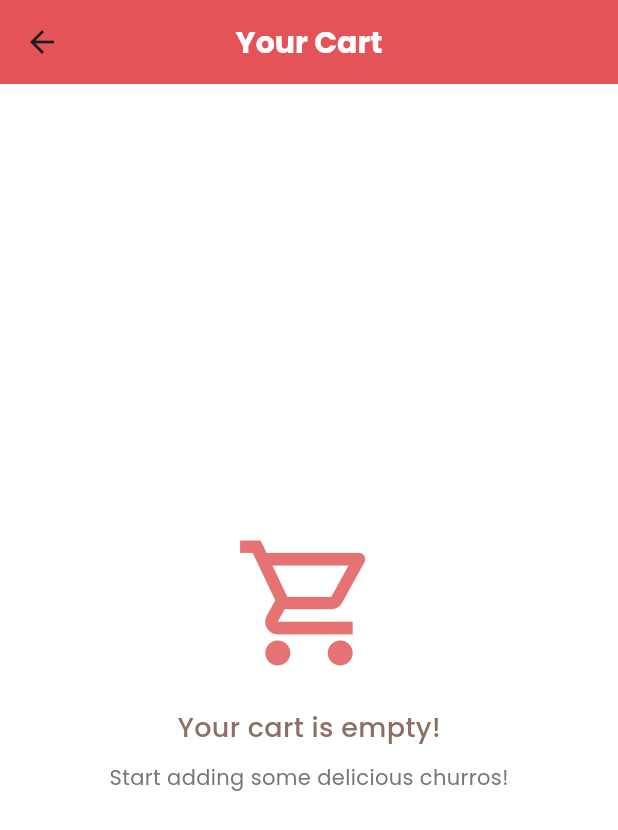
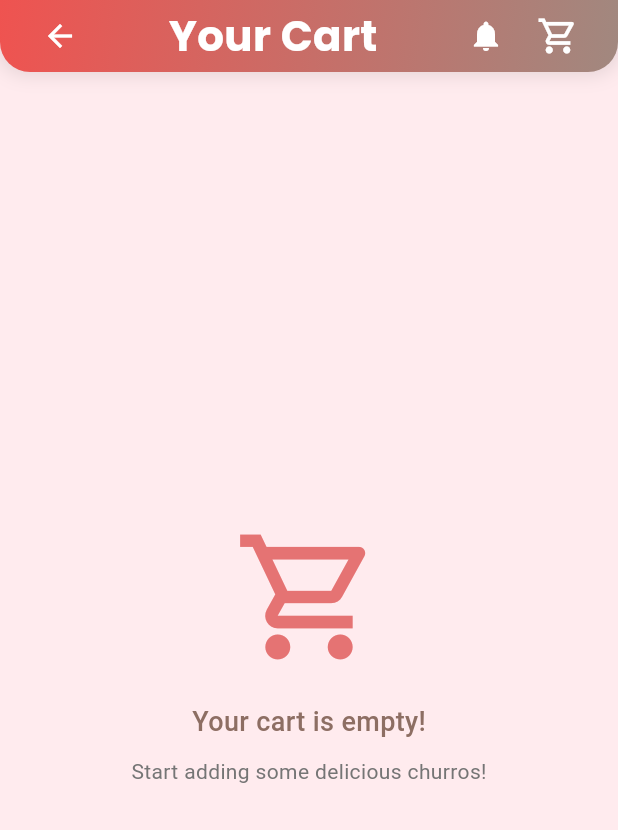
Before and after one commit to afiqezio/e-commerce, a Flutter app: the screen it shows after launch, item 2 of the bottom bar chosen, after a tap on the "shopping cart" icon, on a phone screen of 412 x 824 dp. Shown: the top 830 px of the screen. Run offline on Flutter 3.47's test engine with Material 3 defaults, Android fonts, the phone set to English and light mode, and no system bars; our stand-ins replace google_fonts.

Commit message:
Update UI

```diff
--- a/lib/custom_appbar.dart
+++ b/lib/custom_appbar.dart
@@ -1,4 +1,6 @@
+import 'package:churros/pages/news.dart';
 import 'package:flutter/material.dart';
+import 'package:google_fonts/google_fonts.dart';
 import 'package:provider/provider.dart';
 import 'pages/cart_screen.dart';
 import 'pages/components/cart_provider.dart';
@@ -34,14 +36,38 @@ class CustomAppBar extends StatelessWidget implements PreferredSizeWidget {
             child: Row(
               mainAxisAlignment: MainAxisAlignment.spaceBetween,
               children: [
+                // Back button if there is a previous page
+                if (Navigator.canPop(context))
+                  IconButton(
+                    icon: Icon(Icons.arrow_back, color: Colors.white),
+                    onPressed: () {
+                      Navigator.pop(context); // Go back to the previous screen
+                    },
+                  ),
+                // Title of the screen
                 Text(
                   title,
-                  style: TextStyle(
+                  style: GoogleFonts.poppins(
+                    fontSize: 28,
+                    fontWeight: FontWeight.bold,
                     color: Colors.white,
-                    fontWeight: FontWeight.bold,
-                    fontSize: 20,
                   ),
                 ),
+                // Row to include Cart and Notification Icons
+                Row(
+                  children: [
+                    // Notification Icon
+                    IconButton(
+                      icon: Icon(Icons.notifications, color: Colors.white),
+                      onPressed: () {
+                        // Navigate to NewsScreen when notification icon is tapped
+                        Navigator.push(
+                          context,
+                          MaterialPageRoute(builder: (_) => NewsScreen()),
+                        );
+                      },
+                    ),
+                    // Shopping cart icon with cart count
                     Consumer<CartProvider>(
                       builder: (context, cart, child) {
                         return Stack(
@@ -83,6 +109,8 @@ class CustomAppBar extends StatelessWidget implements PreferredSizeWidget {
                     ),
                   ],
                 ),
+              ],
+            ),
           ),
         ),
       ),
--- a/lib/main.dart
+++ b/lib/main.dart
@@ -1,5 +1,4 @@
 import 'package:flutter/material.dart';
-import 'pages/cart_screen.dart';
 import 'pages/home_screen.dart';
 import 'pages/components/cart_provider.dart';
 import 'package:google_fonts/google_fonts.dart';
@@ -23,14 +22,22 @@ class ChurrosApp extends StatelessWidget {
     return MaterialApp(
       debugShowCheckedModeBanner: false,
       theme: ThemeData(
-        primarySwatch: Colors.red,
-        textTheme: GoogleFonts.poppinsTextTheme(),
-        appBarTheme: AppBarTheme(
-          backgroundColor: Colors.red.shade400,
-          elevation: 0,
+        primaryColor: Colors.red.shade600,
+        secondaryHeaderColor: Colors.orange.shade400,
+        scaffoldBackgroundColor: Colors.red.shade50, // Light red background
+        textTheme: TextTheme(
+          displayLarge: GoogleFonts.poppins(
+            color: Colors.white, // Adjust text color for better contrast
+          ),
+          displayMedium: GoogleFonts.poppins(
+            color: Colors.black87,
+          ),
         ),
-        scaffoldBackgroundColor: Colors.white,
+        buttonTheme: ButtonThemeData(
+          buttonColor: Colors.orange.shade400, // Buttons matching the churros theme
+        ),
       ),
+
       home: MainNavigation(),
     );
   }
@@ -64,9 +71,9 @@ class _MainNavigationState extends State<MainNavigation> {
         type: BottomNavigationBarType.fixed,
         selectedItemColor: Colors.red,
         unselectedItemColor: Colors.brown,
-        items: [
+        items: const [
           BottomNavigationBarItem(icon: Icon(Icons.home), label: 'Home'),
-          BottomNavigationBarItem(icon: Icon(Icons.article), label: 'News'),
+          BottomNavigationBarItem(icon: Icon(Icons.location_city_sharp), label: 'Shop'),
           BottomNavigationBarItem(icon: Icon(Icons.person), label: 'Profile'),
         ],
       ),
--- a/lib/pages/cart_screen.dart
+++ b/lib/pages/cart_screen.dart
@@ -1,5 +1,6 @@
 import 'package:flutter/material.dart';
 import 'package:provider/provider.dart';
+import '../custom_appbar.dart';
 import 'components/cart_provider.dart';
 
 class CartScreen extends StatelessWidget {
@@ -7,23 +8,7 @@ class CartScreen extends StatelessWidget {
   Widget build(BuildContext context) {
     final cart = context.watch<CartProvider>();
     return Scaffold(
-      appBar: AppBar(
-        leading: IconButton(
-          icon: Icon(Icons.arrow_back),
-          onPressed: () => Navigator.pop(context),
-        ),
-        backgroundColor: Colors.red.shade400,
-        elevation: 3,
-        title: Text(
-          'Your Cart',
-          style: TextStyle(
-            fontSize: 20,
-            fontWeight: FontWeight.bold,
-            color: Colors.white,
-          ),
-        ),
-        centerTitle: true,
-      ),
+      appBar: CustomAppBar(title: 'Your Cart'),
       body: cart.cartItems.isEmpty
           ? _buildEmptyCart()
           : ListView.builder(
--- a/lib/pages/home_screen.dart
+++ b/lib/pages/home_screen.dart
@@ -12,7 +12,7 @@ class HomeScreen extends StatelessWidget {
   @override
   Widget build(BuildContext context) {
     return Scaffold(
-      appBar: CustomAppBar(title: 'Churros Delight'),
+      appBar: CustomAppBar(title: 'Mr. Churros'),
       body: Padding(
         padding: const EdgeInsets.all(16.0),
         child: GridView.builder(
```
Lines whose indentation alone changed are shown as unchanged.
